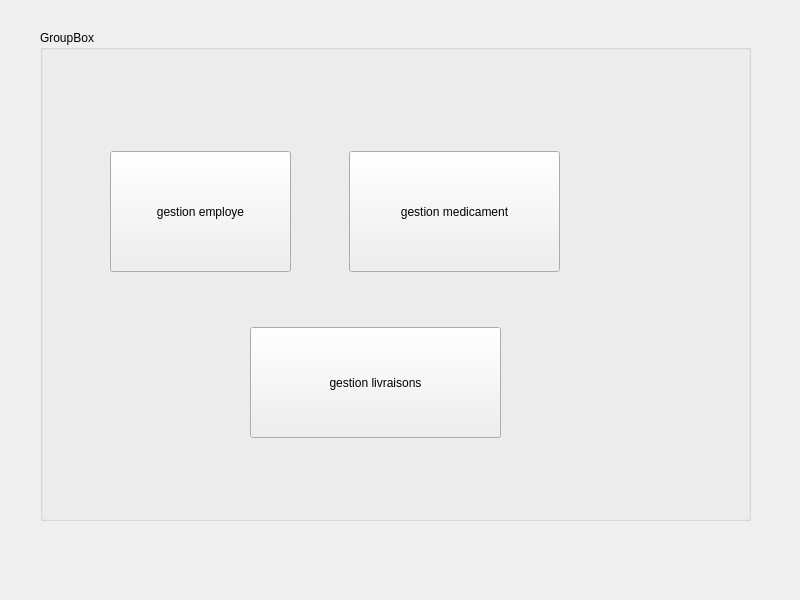
Qt form widget.ui (Esprit-UP-Algo/4-smart-product-delivery-groupe-4) before a commit.
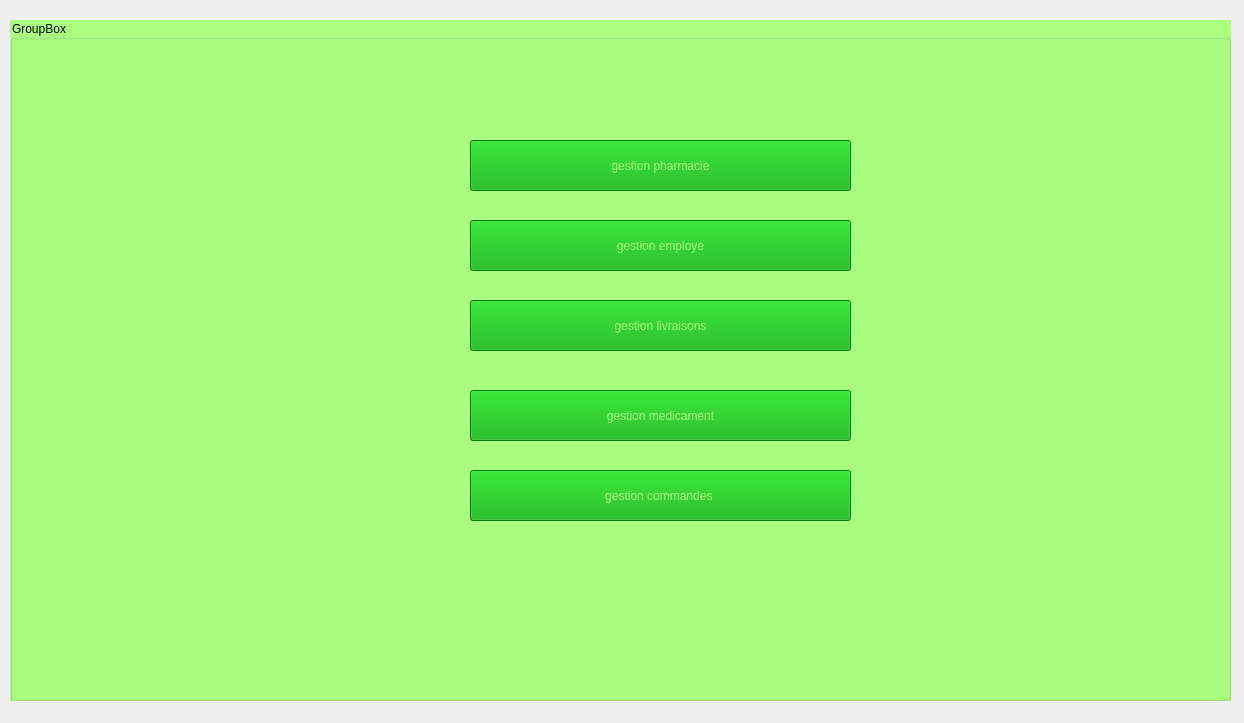
The same form after that commit.

```diff
--- a/widget.ui
+++ b/widget.ui
@@ -6,8 +6,8 @@
    <rect>
     <x>0</x>
     <y>0</y>
-    <width>800</width>
-    <height>600</height>
+    <width>1244</width>
+    <height>723</height>
    </rect>
   </property>
   <property name="windowTitle">
@@ -16,24 +16,34 @@
   <widget class="QGroupBox" name="groupBox">
    <property name="geometry">
     <rect>
-     <x>40</x>
-     <y>30</y>
-     <width>711</width>
-     <height>491</height>
+     <x>10</x>
+     <y>20</y>
+     <width>1221</width>
+     <height>681</height>
     </rect>
    </property>
+   <property name="styleSheet">
+    <string notr="true">background-color: rgb(170, 255, 127);</string>
+   </property>
    <property name="title">
     <string>GroupBox</string>
    </property>
    <widget class="QPushButton" name="pushButtonemp">
     <property name="geometry">
      <rect>
-      <x>70</x>
-      <y>121</y>
-      <width>181</width>
-      <height>121</height>
+      <x>460</x>
+      <y>200</y>
+      <width>381</width>
+      <height>51</height>
      </rect>
     </property>
+    <property name="styleSheet">
+     <string notr="true">background-color: rgb(0, 170, 0);
+alternate-background-color: rgb(0, 170, 127);
+color: rgb(170, 255, 127);
+font: 63 18pt &quot;Cascadia Code SemiBold&quot;;
+</string>
+    </property>
     <property name="text">
      <string>gestion employe</string>
     </property>
@@ -41,12 +51,17 @@
    <widget class="QPushButton" name="pushButtonmedic">
     <property name="geometry">
      <rect>
-      <x>309</x>
-      <y>121</y>
-      <width>211</width>
-      <height>121</height>
+      <x>460</x>
+      <y>370</y>
+      <width>381</width>
+      <height>51</height>
      </rect>
     </property>
+    <property name="styleSheet">
+     <string notr="true">background-color: rgb(0, 170, 0);
+color: rgb(170, 255, 127);
+font: 63 18pt &quot;Cascadia Code SemiBold&quot;;</string>
+    </property>
     <property name="text">
      <string>gestion medicament</string>
     </property>
@@ -54,16 +69,60 @@
    <widget class="QPushButton" name="pushButtonliv">
     <property name="geometry">
      <rect>
-      <x>210</x>
-      <y>297</y>
-      <width>251</width>
-      <height>111</height>
+      <x>460</x>
+      <y>280</y>
+      <width>381</width>
+      <height>51</height>
      </rect>
     </property>
+    <property name="styleSheet">
+     <string notr="true">background-color: rgb(0, 170, 0);
+border-left-color: rgb(85, 255, 127);
+color: rgb(170, 255, 127);
+font: 63 18pt &quot;Cascadia Code SemiBold&quot;;</string>
+    </property>
     <property name="text">
      <string>gestion livraisons</string>
     </property>
    </widget>
+   <widget class="QPushButton" name="pushButton_comm">
+    <property name="geometry">
+     <rect>
+      <x>460</x>
+      <y>450</y>
+      <width>381</width>
+      <height>51</height>
+     </rect>
+    </property>
+    <property name="styleSheet">
+     <string notr="true">background-color: rgb(0, 170, 0);
+color: rgb(170, 255, 127);
+font: 63 18pt &quot;Cascadia Code SemiBold&quot;;</string>
+    </property>
+    <property name="text">
+     <string>gestion commandes </string>
+    </property>
+   </widget>
+   <widget class="QPushButton" name="pushButtonemp_2">
+    <property name="geometry">
+     <rect>
+      <x>460</x>
+      <y>120</y>
+      <width>381</width>
+      <height>51</height>
+     </rect>
+    </property>
+    <property name="styleSheet">
+     <string notr="true">background-color: rgb(0, 170, 0);
+alternate-background-color: rgb(0, 170, 127);
+color: rgb(170, 255, 127);
+font: 63 18pt &quot;Cascadia Code SemiBold&quot;;
+</string>
+    </property>
+    <property name="text">
+     <string>gestion pharmacie</string>
+    </property>
+   </widget>
   </widget>
  </widget>
  <resources/>
```
